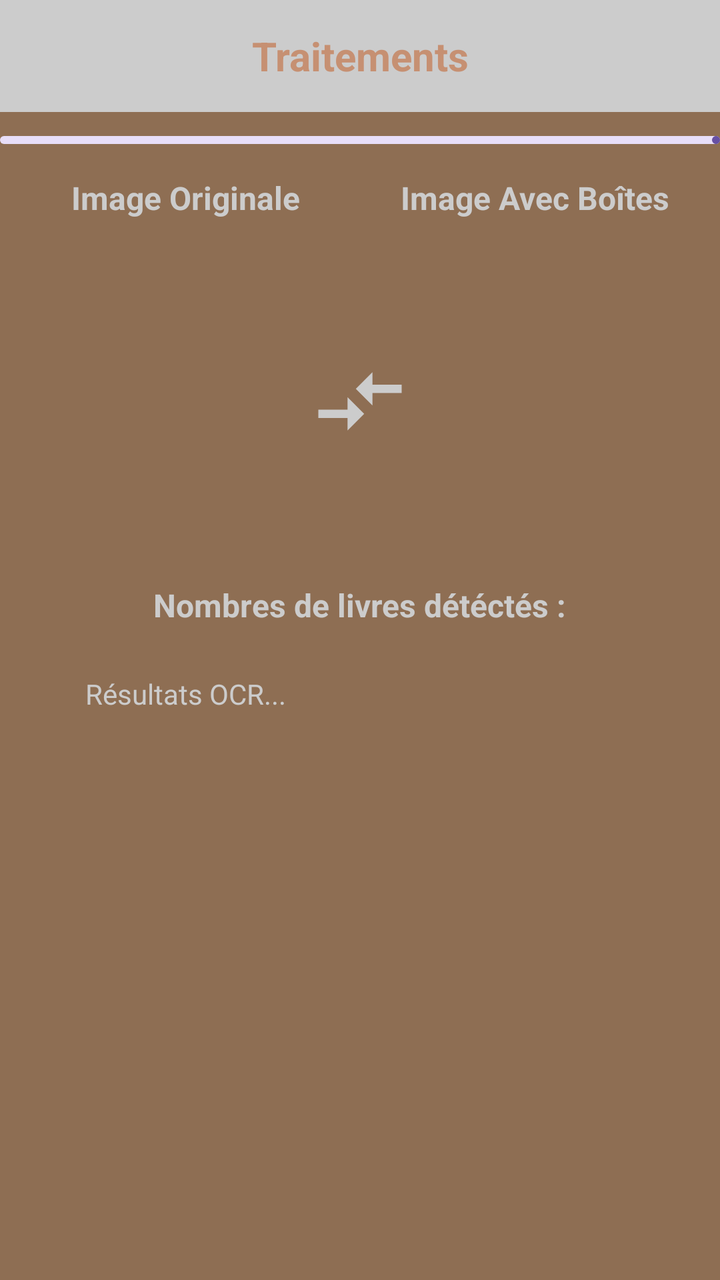
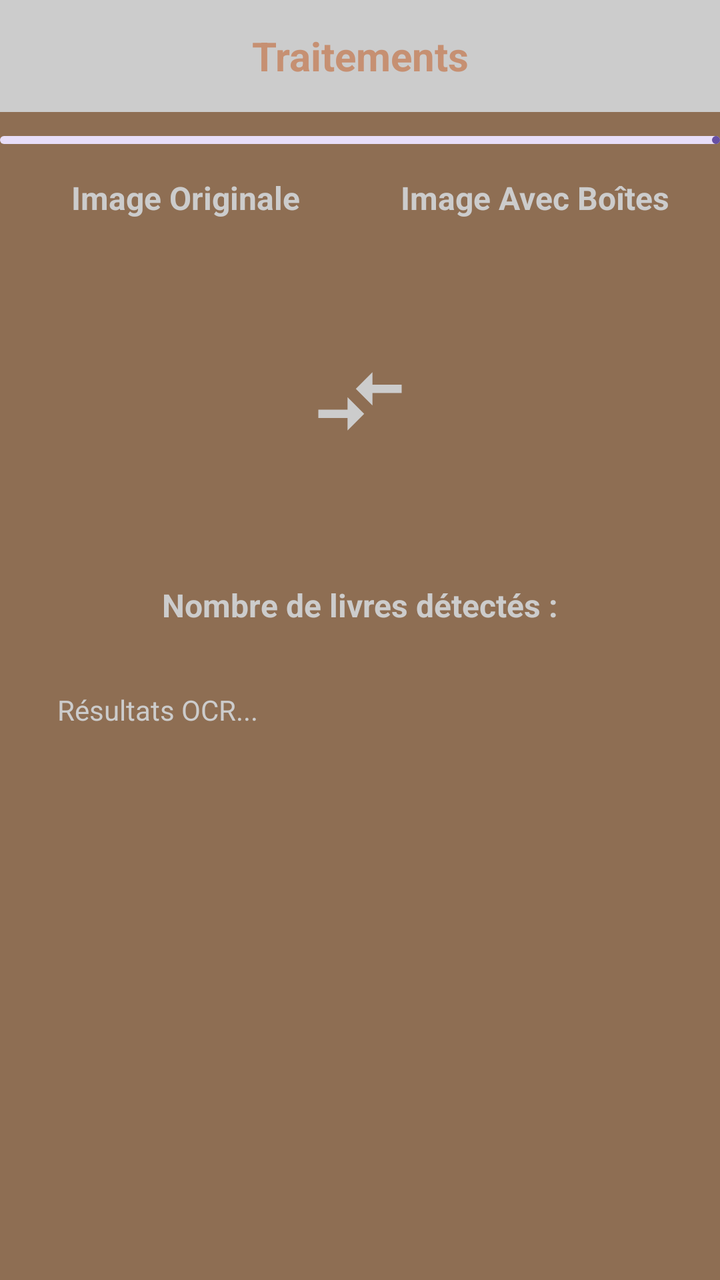

Screens rendered from an Android XML layout before and after an edit, with the pre-edit source and the edit as a unified diff.
<!-- AndroidManifest.xml: application theme Theme.ScanLib -->
<!-- res/layout/fragment_processing.xml -->
<?xml version="1.0" encoding="utf-8"?>
<androidx.constraintlayout.widget.ConstraintLayout
    xmlns:android="http://schemas.android.com/apk/res/android"
    xmlns:app="http://schemas.android.com/apk/res-auto"
    android:layout_width="match_parent"
    android:layout_height="match_parent"
    android:background="@color/primary_background">

    
    <TextView
        android:id="@+id/headerTitle"
        android:layout_width="0dp"
        android:layout_height="56dp"
        android:background="@color/secondary_background"
        android:gravity="center"
        android:text="@string/treatments_title"
        android:textColor="@color/secondary_text"
        android:textSize="20sp"
        android:textStyle="bold"
        app:layout_constraintTop_toTopOf="parent"
        app:layout_constraintStart_toStartOf="parent"
        app:layout_constraintEnd_toEndOf="parent" />

    
    <com.google.android.material.progressindicator.LinearProgressIndicator
        android:id="@+id/progressBar"
        android:layout_width="0dp"
        android:layout_height="wrap_content"
        app:layout_constraintTop_toBottomOf="@id/headerTitle"
        app:layout_constraintStart_toStartOf="parent"
        app:layout_constraintEnd_toEndOf="parent"
        android:layout_marginTop="12dp"/>

    
    <TextView
        android:id="@+id/imageOriginalDesc"
        android:layout_width="wrap_content"
        android:layout_height="wrap_content"
        android:layout_marginTop="16dp"
        android:text="@string/image_original_text"
        android:contentDescription="@string/image_original_desc"
        android:textStyle="bold"
        android:textSize="16sp"
        android:textColor="@color/secondary_background"
        app:layout_constraintTop_toBottomOf="@id/progressBar"
        app:layout_constraintStart_toStartOf="@id/imageOriginal"
        app:layout_constraintEnd_toEndOf="@id/imageOriginal"/>

    
    <TextView
        android:id="@+id/imageWithBoxesDesc"
        android:layout_width="wrap_content"
        android:layout_height="wrap_content"
        android:layout_marginTop="16dp"
        android:text="@string/image_with_boxes_text"
        android:contentDescription="@string/images_with_boxes_desc"
        android:textStyle="bold"
        android:textSize="16sp"
        android:textColor="@color/secondary_background"
        app:layout_constraintTop_toBottomOf="@id/progressBar"
        app:layout_constraintStart_toStartOf="@id/imageWithBoxes"
        app:layout_constraintEnd_toEndOf="@id/imageWithBoxes"/>

    
    <ImageView
        android:id="@+id/imageOriginal"
        android:layout_width="100dp"
        android:layout_height="150dp"
        android:contentDescription="@string/imageview_original"
        android:layout_marginTop="16dp"
        android:layout_marginEnd="16dp"
        app:layout_constraintTop_toBottomOf="@id/imageOriginalDesc"
        app:layout_constraintStart_toStartOf="@id/headerTitle"
        app:layout_constraintEnd_toStartOf="@id/imageWithBoxes"
        app:layout_constraintDimensionRatio="16:9"
        app:layout_constraintHeight_percent="0.25" />

    <ImageView
        android:id="@+id/imagesArrow"
        android:layout_width="50dp"
        android:layout_height="50dp"
        android:src="@drawable/baseline_compare_arrows_24"
        android:contentDescription="@string/image_arrow_desc"
        app:layout_constraintStart_toEndOf="@id/imageOriginal"
        app:layout_constraintEnd_toStartOf="@id/imageWithBoxes"
        app:layout_constraintTop_toTopOf="@id/imageOriginal"
        app:layout_constraintBottom_toBottomOf="@id/imageOriginal"
        app:tint="@color/secondary_background" />

    
    <ImageView
        android:id="@+id/imageWithBoxes"
        android:layout_width="100dp"
        android:layout_height="150dp"
        android:contentDescription="@string/imageview_with_boxes"
        android:layout_marginTop="16dp"
        android:layout_marginStart="16dp"
        app:layout_constraintTop_toBottomOf="@id/imageOriginalDesc"
        app:layout_constraintStart_toEndOf="@id/imageOriginal"
        app:layout_constraintEnd_toEndOf="@id/headerTitle"
        app:layout_constraintDimensionRatio="16:9"
        app:layout_constraintHeight_percent="0.25"/>

    
    <TextView
        android:id="@+id/textBookCount"
        android:layout_width="wrap_content"
        android:layout_height="wrap_content"
        android:text="Nombres de livres détéctés :"
        android:textStyle="bold"
        android:textSize="16sp"
        android:textColor="@color/secondary_background"
        app:layout_constraintTop_toBottomOf="@id/imageOriginal"
        app:layout_constraintStart_toStartOf="parent"
        app:layout_constraintEnd_toEndOf="parent"
        android:layout_marginTop="16dp"/>

    
    <TextView
        android:id="@+id/textOcrResults"
        android:layout_width="0dp"
        android:layout_height="wrap_content"
        android:layout_marginTop="24dp"
        android:text="Résultats OCR..."
        android:textColor="@color/secondary_background"
        app:layout_constraintStart_toStartOf="@id/imageOriginal"
        app:layout_constraintEnd_toEndOf="@id/imageWithBoxes"
        app:layout_constraintTop_toBottomOf="@id/textBookCount" />

    
    <com.google.android.material.button.MaterialButton
        android:id="@+id/btnContinue"
        android:layout_width="wrap_content"
        android:layout_height="wrap_content"
        android:text="Voir les livres"
        android:visibility="gone"
        app:layout_constraintTop_toBottomOf="@id/textOcrResults"
        app:layout_constraintStart_toStartOf="parent"
        app:layout_constraintEnd_toEndOf="parent"
        android:textColor="@color/secondary_text"
        app:backgroundTint="@color/primary_button"
        android:layout_marginTop="24dp"
        app:layout_constraintBottom_toBottomOf="parent"
        style="@style/Widget.MaterialComponents.Button"
        />

</androidx.constraintlayout.widget.ConstraintLayout>
<!-- resources referenced by this layout -->
<resources>
  <color name="primary_background">#8E6E53</color>
  <color name="primary_button">#433E3F</color>
  <color name="secondary_background">#CCCCCC</color>
  <color name="secondary_text">#C69072</color>
  <!-- drawable baseline_compare_arrows_24 (drawable) -->
  <vector xmlns:android="http://schemas.android.com/apk/res/android" android:autoMirrored="true" android:height="24dp" android:tint="#000000" android:viewportHeight="24" android:viewportWidth="24" android:width="24dp">
        
      <path android:fillColor="@android:color/white" android:pathData="M9.01,14H2v2h7.01v3L13,15l-3.99,-4V14zM14.99,13v-3H22V8h-7.01V5L11,9L14.99,13z"/>
      
  </vector>
  <string name="image_arrow_desc">Flèche de l\'image originale vers l\'image avec boîtes</string>
  <string name="image_original_desc">Texte qui spécifie l\'image originale</string>
  <string name="image_original_text">Image Originale</string>
  <string name="image_with_boxes_text">Image Avec Boîtes</string>
  <string name="images_with_boxes_desc">Texte qui spécifie l\'image avec boîtes</string>
  <string name="imageview_original">Image originale</string>
  <string name="imageview_with_boxes">Image annotée</string>
  <string name="treatments_title">Traitements</string>
  <style name="Theme.ScanLib" parent="Base.Theme.ScanLib" />
  <style name="Base.Theme.ScanLib" parent="Theme.Material3.DayNight.NoActionBar">
          
          
      </style>
</resources>

<!-- the commit's change to res/layout/fragment_processing.xml (unified diff, before → after) -->
@@ -2,6 +2,7 @@
 <androidx.constraintlayout.widget.ConstraintLayout
     xmlns:android="http://schemas.android.com/apk/res/android"
     xmlns:app="http://schemas.android.com/apk/res-auto"
+    xmlns:tools="http://schemas.android.com/tools"
     android:layout_width="match_parent"
     android:layout_height="match_parent"
     android:background="@color/primary_background">
@@ -26,10 +27,10 @@
         android:id="@+id/progressBar"
         android:layout_width="0dp"
         android:layout_height="wrap_content"
+        android:layout_marginTop="12dp"
         app:layout_constraintTop_toBottomOf="@id/headerTitle"
         app:layout_constraintStart_toStartOf="parent"
-        app:layout_constraintEnd_toEndOf="parent"
-        android:layout_marginTop="12dp"/>
+        app:layout_constraintEnd_toEndOf="parent"/>
 
     
     <TextView
@@ -66,15 +67,16 @@
         android:id="@+id/imageOriginal"
         android:layout_width="100dp"
         android:layout_height="150dp"
-        android:contentDescription="@string/imageview_original"
         android:layout_marginTop="16dp"
         android:layout_marginEnd="16dp"
+        android:contentDescription="@string/imageview_original"
         app:layout_constraintTop_toBottomOf="@id/imageOriginalDesc"
         app:layout_constraintStart_toStartOf="@id/headerTitle"
         app:layout_constraintEnd_toStartOf="@id/imageWithBoxes"
         app:layout_constraintDimensionRatio="16:9"
         app:layout_constraintHeight_percent="0.25" />
 
+    
     <ImageView
         android:id="@+id/imagesArrow"
         android:layout_width="50dp"
@@ -92,9 +94,9 @@
         android:id="@+id/imageWithBoxes"
         android:layout_width="100dp"
         android:layout_height="150dp"
-        android:contentDescription="@string/imageview_with_boxes"
         android:layout_marginTop="16dp"
         android:layout_marginStart="16dp"
+        android:contentDescription="@string/imageview_with_boxes"
         app:layout_constraintTop_toBottomOf="@id/imageOriginalDesc"
         app:layout_constraintStart_toEndOf="@id/imageOriginal"
         app:layout_constraintEnd_toEndOf="@id/headerTitle"
@@ -106,42 +108,50 @@
         android:id="@+id/textBookCount"
         android:layout_width="wrap_content"
         android:layout_height="wrap_content"
-        android:text="Nombres de livres détéctés :"
+        android:layout_marginTop="16dp"
+        android:text="@string/nb_livres_dectes"
         android:textStyle="bold"
         android:textSize="16sp"
         android:textColor="@color/secondary_background"
         app:layout_constraintTop_toBottomOf="@id/imageOriginal"
         app:layout_constraintStart_toStartOf="parent"
-        app:layout_constraintEnd_toEndOf="parent"
-        android:layout_marginTop="16dp"/>
+        app:layout_constraintEnd_toEndOf="parent"/>
 
     
-    <TextView
-        android:id="@+id/textOcrResults"
-        android:layout_width="0dp"
-        android:layout_height="wrap_content"
+    <androidx.core.widget.NestedScrollView
+        android:id="@+id/ocrScrollView"
+        android:layout_width="319dp"
+        android:layout_height="309dp"
         android:layout_marginTop="24dp"
-        android:text="Résultats OCR..."
-        android:textColor="@color/secondary_background"
+        android:fillViewport="true"
+        app:layout_constraintEnd_toEndOf="@id/imageWithBoxes"
         app:layout_constraintStart_toStartOf="@id/imageOriginal"
-        app:layout_constraintEnd_toEndOf="@id/imageWithBoxes"
-        app:layout_constraintTop_toBottomOf="@id/textBookCount" />
+        app:layout_constraintTop_toBottomOf="@id/textBookCount">
+
+        <TextView
+            android:id="@+id/textOcrResults"
+            android:layout_width="match_parent"
+            android:layout_height="wrap_content"
+            android:padding="8dp"
+            android:text="@string/resultat_ocr"
+            android:textColor="@color/secondary_background"
+            android:textSize="14sp" />
+    </androidx.core.widget.NestedScrollView>
 
     
     <com.google.android.material.button.MaterialButton
         android:id="@+id/btnContinue"
         android:layout_width="wrap_content"
         android:layout_height="wrap_content"
-        android:text="Voir les livres"
+        android:layout_marginTop="24dp"
+        android:text="@string/voir_les_livres"
         android:visibility="gone"
-        app:layout_constraintTop_toBottomOf="@id/textOcrResults"
+        android:textColor="@color/secondary_text"
+        app:backgroundTint="@color/primary_button"
+        style="@style/Widget.MaterialComponents.Button"
+        app:layout_constraintTop_toBottomOf="@id/ocrScrollView"
         app:layout_constraintStart_toStartOf="parent"
         app:layout_constraintEnd_toEndOf="parent"
-        android:textColor="@color/secondary_text"
-        app:backgroundTint="@color/primary_button"
-        android:layout_marginTop="24dp"
-        app:layout_constraintBottom_toBottomOf="parent"
-        style="@style/Widget.MaterialComponents.Button"
-        />
+        app:layout_constraintBottom_toBottomOf="parent"/>
 
 </androidx.constraintlayout.widget.ConstraintLayout>
<!-- resource entries referenced after the edit -->
@@ -17,7 +17,10 @@
   <string name="images_with_boxes_desc">Texte qui spécifie l\'image avec boîtes</string>
   <string name="imageview_original">Image originale</string>
   <string name="imageview_with_boxes">Image annotée</string>
+  <string name="nb_livres_dectes">Nombre de livres détectés :</string>
+  <string name="resultat_ocr">Résultats OCR...</string>
   <string name="treatments_title">Traitements</string>
+  <string name="voir_les_livres">Voir les livres</string>
   <style name="Theme.ScanLib" parent="Base.Theme.ScanLib" />
   <style name="Base.Theme.ScanLib" parent="Theme.Material3.DayNight.NoActionBar">
           
